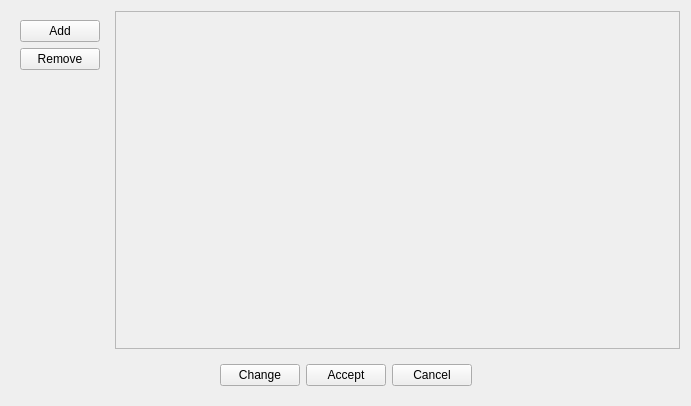
ekushko/qt-vxlan-mtd-old, file src/VMTD/VMTD/model/interface/VMTDInterfacesForm.ui: the form before one commit.
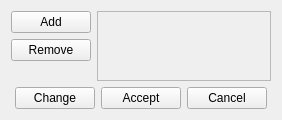
The form after the commit.

The edit to the form file:
```diff
--- a/src/VMTD/VMTD/model/interface/VMTDInterfacesForm.ui
+++ b/src/VMTD/VMTD/model/interface/VMTDInterfacesForm.ui
@@ -6,8 +6,8 @@
    <rect>
     <x>0</x>
     <y>0</y>
-    <width>691</width>
-    <height>406</height>
+    <width>282</width>
+    <height>120</height>
    </rect>
   </property>
   <property name="windowTitle">
@@ -19,6 +19,18 @@
      <item>
       <widget class="QWidget" name="wEdit" native="true">
        <layout class="QVBoxLayout" name="verticalLayout">
+        <property name="leftMargin">
+         <number>0</number>
+        </property>
+        <property name="topMargin">
+         <number>0</number>
+        </property>
+        <property name="rightMargin">
+         <number>0</number>
+        </property>
+        <property name="bottomMargin">
+         <number>0</number>
+        </property>
         <item>
          <widget class="QPushButton" name="pbAdd">
           <property name="text">
@@ -54,13 +66,13 @@
        <property name="widgetResizable">
         <bool>true</bool>
        </property>
-       <widget class="QWidget" name="wInterfaces">
+       <widget class="QWidget" name="wMain">
         <property name="geometry">
          <rect>
           <x>0</x>
           <y>0</y>
-          <width>581</width>
-          <height>352</height>
+          <width>174</width>
+          <height>68</height>
          </rect>
         </property>
         <layout class="QVBoxLayout" name="verticalLayout_2">
@@ -74,8 +86,39 @@
           <number>0</number>
          </property>
          <property name="bottomMargin">
-          <number>0</number>
+          <number>20</number>
          </property>
+         <item>
+          <widget class="QWidget" name="wInterfaces" native="true">
+           <layout class="QVBoxLayout" name="verticalLayout_4">
+            <property name="leftMargin">
+             <number>3</number>
+            </property>
+            <property name="topMargin">
+             <number>3</number>
+            </property>
+            <property name="rightMargin">
+             <number>3</number>
+            </property>
+            <property name="bottomMargin">
+             <number>3</number>
+            </property>
+           </layout>
+          </widget>
+         </item>
+         <item>
+          <spacer name="_4">
+           <property name="orientation">
+            <enum>Qt::Vertical</enum>
+           </property>
+           <property name="sizeHint" stdset="0">
+            <size>
+             <width>20</width>
+             <height>40</height>
+            </size>
+           </property>
+          </spacer>
+         </item>
         </layout>
        </widget>
       </widget>
@@ -85,6 +128,18 @@
    <item>
     <widget class="QWidget" name="wManage" native="true">
      <layout class="QHBoxLayout" name="hl_1">
+      <property name="leftMargin">
+       <number>0</number>
+      </property>
+      <property name="topMargin">
+       <number>0</number>
+      </property>
+      <property name="rightMargin">
+       <number>0</number>
+      </property>
+      <property name="bottomMargin">
+       <number>0</number>
+      </property>
       <item>
        <spacer name="_1">
         <property name="orientation">
```
